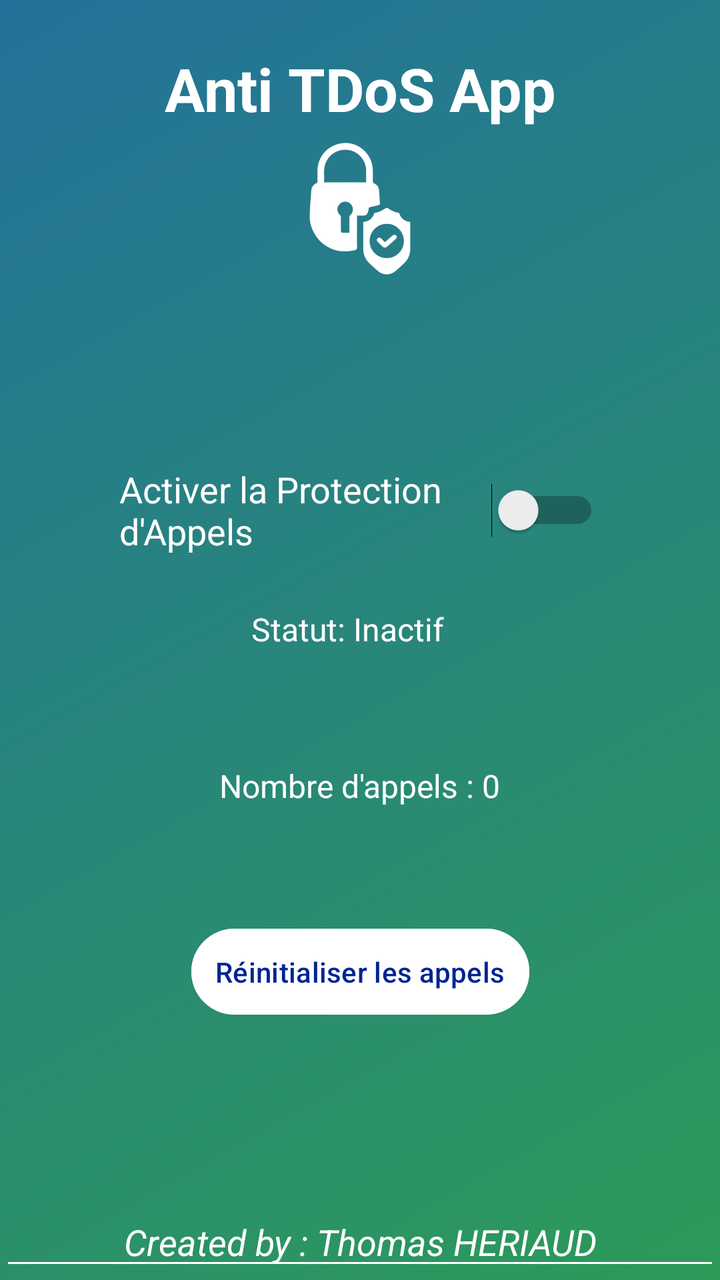
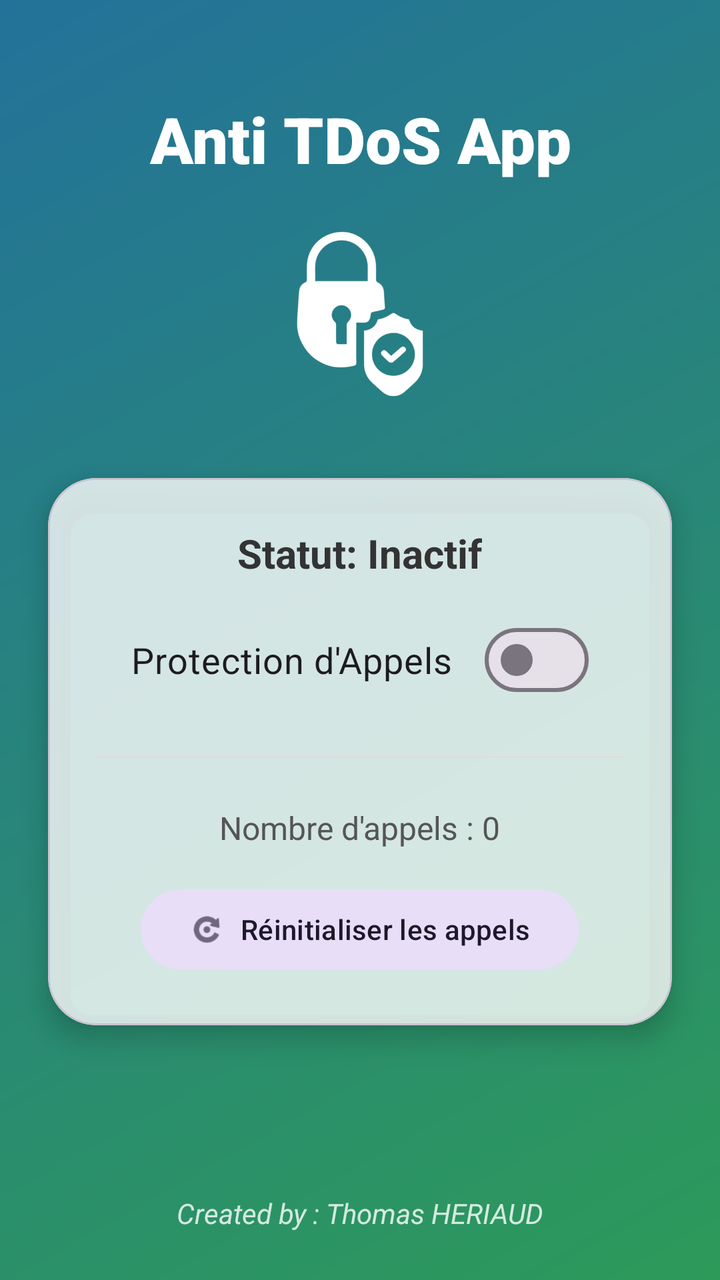

Compare the two renders of this Android layout. The source of the first and the diff that turns it into the second are given below.
<!-- AndroidManifest.xml: application theme Theme.AntiTDoS -->
<!-- res/layout/activity_main.xml -->
<?xml version="1.0" encoding="utf-8"?>
<androidx.constraintlayout.widget.ConstraintLayout xmlns:android="http://schemas.android.com/apk/res/android"
    xmlns:app="http://schemas.android.com/apk/res-auto"
    xmlns:tools="http://schemas.android.com/tools"
    android:id="@+id/main"
    android:layout_width="match_parent"
    android:layout_height="match_parent"
    android:background="@drawable/main_background"
    tools:context=".MainActivity">

    
    <TextView
        android:id="@+id/textView"
        android:layout_width="wrap_content"
        android:layout_height="wrap_content"
        android:layout_marginTop="24dp"
        android:text="Anti TDoS App"
        android:textAlignment="center"
        android:textColor="@android:color/white"
        android:textSize="30sp"
        android:textStyle="bold"
        app:layout_constraintEnd_toEndOf="parent"
        app:layout_constraintStart_toStartOf="parent"
        app:layout_constraintTop_toTopOf="parent"
        tools:ignore="HardcodedText" />

    
    <ImageView
        android:id="@+id/security_icon"
        android:layout_width="80dp"
        android:layout_height="80dp"
        android:src="@drawable/ic_security"
        android:tint="@android:color/white"
        app:layout_constraintEnd_toEndOf="parent"
        app:layout_constraintStart_toStartOf="parent"
        app:layout_constraintTop_toBottomOf="@+id/textView"
        tools:ignore="ContentDescription,UseAppTint" />

    

    

    <Switch
        android:id="@+id/block_switch"
        android:layout_width="256dp"
        android:layout_height="65dp"
        android:padding="8dp"
        android:text="Activer la Protection d'Appels"
        android:textColor="@android:color/white"
        android:textSize="18sp"
        app:layout_constraintBottom_toTopOf="@+id/settings_button"
        app:layout_constraintEnd_toEndOf="parent"
        app:layout_constraintHorizontal_bias="0.496"
        app:layout_constraintStart_toStartOf="parent"
        app:layout_constraintTop_toBottomOf="@+id/security_icon"
        app:layout_constraintVertical_bias="0.312"
        tools:ignore="HardcodedText,UseSwitchCompatOrMaterialXml,TextContrastCheck" />

    


    <TextView
        android:id="@+id/protection_status"
        android:layout_width="wrap_content"
        android:layout_height="wrap_content"
        android:layout_marginTop="8dp"
        android:text="Statut: Inactif"
        android:textColor="#FFFFFF"
        android:textSize="16sp"
        app:layout_constraintBottom_toTopOf="@+id/settings_button"
        app:layout_constraintEnd_toEndOf="parent"
        app:layout_constraintHorizontal_bias="0.476"
        app:layout_constraintStart_toStartOf="parent"
        app:layout_constraintTop_toBottomOf="@id/block_switch"
        app:layout_constraintVertical_bias="0.056"
        tools:ignore="HardcodedText,TextContrastCheck" />


    
    <Button
        android:id="@+id/settings_button"
        android:layout_width="wrap_content"
        android:layout_height="wrap_content"
        android:backgroundTint="#FFFFFF"
        android:padding="12dp"
        android:text="Réinitialiser les appels"
        android:textColor="@color/darkMain"
        app:layout_constraintBottom_toBottomOf="parent"
        app:layout_constraintEnd_toEndOf="parent"
        app:layout_constraintStart_toStartOf="parent"
        app:layout_constraintTop_toTopOf="@+id/textView"
        app:layout_constraintVertical_bias="0.772"
        tools:ignore="HardcodedText" />

    <TextView
        android:id="@+id/call_count_text"
        android:layout_width="wrap_content"
        android:layout_height="wrap_content"
        android:text="Nombre d'appels : 0"
        android:textColor="@android:color/white"
        android:textSize="16sp"
        app:layout_constraintBottom_toTopOf="@+id/settings_button"
        app:layout_constraintEnd_toEndOf="parent"
        app:layout_constraintStart_toStartOf="parent"
        app:layout_constraintTop_toBottomOf="@+id/protection_status"
        tools:ignore="HardcodedText,TextContrastCheck" />


    <com.google.android.material.textfield.TextInputEditText
        android:id="@+id/Credits"
        android:enabled="false"
        android:layout_width="match_parent"
        android:layout_height="wrap_content"
        android:text="Created by : Thomas HERIAUD"
        android:textAlignment="center"
        android:textStyle="italic"
        android:textColor="@color/white"
        android:hint="Underline color change"
        app:backgroundTint="@color/white"
        app:layout_constraintBottom_toBottomOf="parent"
        tools:ignore="HardcodedText,TextContrastCheck,VisualLintTextFieldSize"
        tools:layout_editor_absoluteX="-3dp" />



</androidx.constraintlayout.widget.ConstraintLayout>
<!-- resources referenced by this layout -->
<resources>
  <color name="darkMain">#002592</color>
  <color name="white">#FFFFFFFF</color>
  <!-- drawable ic_security: png bitmap (drawable, 16400 bytes) -->
  <!-- drawable main_background (drawable) -->
  <?xml version="1.0" encoding="utf-8"?>
  <shape xmlns:android="http://schemas.android.com/apk/res/android"
      android:shape="rectangle">
      <gradient
          android:startColor="#ff2d9a59"
          android:endColor="#ff23729a"
          android:angle="135" />
  </shape>
  <style name="Theme.AntiTDoS" parent="Base.Theme.AntiTDoS" />
  <style name="Base.Theme.AntiTDoS" parent="Theme.Material3.DayNight.NoActionBar">
          
          
      </style>
</resources>

<!-- the commit's change to res/layout/activity_main.xml (unified diff, before → after) -->
@@ -13,22 +13,22 @@
         android:id="@+id/textView"
         android:layout_width="wrap_content"
         android:layout_height="wrap_content"
-        android:layout_marginTop="24dp"
+        android:layout_marginTop="48dp"
         android:text="Anti TDoS App"
         android:textAlignment="center"
         android:textColor="@android:color/white"
-        android:textSize="30sp"
-        android:textStyle="bold"
+        android:textSize="32sp"
+        android:fontFamily="sans-serif-black"
         app:layout_constraintEnd_toEndOf="parent"
         app:layout_constraintStart_toStartOf="parent"
         app:layout_constraintTop_toTopOf="parent"
         tools:ignore="HardcodedText" />
 
-    
     <ImageView
         android:id="@+id/security_icon"
-        android:layout_width="80dp"
-        android:layout_height="80dp"
+        android:layout_width="100dp"
+        android:layout_height="100dp"
+        android:layout_marginTop="16dp"
         android:src="@drawable/ic_security"
         android:tint="@android:color/white"
         app:layout_constraintEnd_toEndOf="parent"
@@ -37,90 +37,87 @@
         tools:ignore="ContentDescription,UseAppTint" />
 
     
+    <com.google.android.material.card.MaterialCardView
+        android:id="@+id/control_card"
+        android:layout_width="match_parent"
+        android:layout_height="wrap_content"
+        android:layout_marginHorizontal="24dp"
+        android:layout_marginTop="32dp"
+        app:cardCornerRadius="24dp"
+        app:cardElevation="8dp"
+        app:cardBackgroundColor="#CCFFFFFF"
+        app:layout_constraintTop_toBottomOf="@id/security_icon"
+        app:layout_constraintStart_toStartOf="parent"
+        app:layout_constraintEnd_toEndOf="parent">
+
+        <LinearLayout
+            android:layout_width="match_parent"
+            android:layout_height="wrap_content"
+            android:orientation="vertical"
+            android:padding="24dp"
+            android:gravity="center_horizontal">
+
+            <TextView
+                android:id="@+id/protection_status"
+                android:layout_width="wrap_content"
+                android:layout_height="wrap_content"
+                android:text="Statut: Inactif"
+                android:textColor="#333333"
+                android:textSize="20sp"
+                android:textStyle="bold"
+                tools:ignore="HardcodedText" />
+
+            <com.google.android.material.materialswitch.MaterialSwitch
+                android:id="@+id/block_switch"
+                android:layout_width="wrap_content"
+                android:layout_height="wrap_content"
+                android:layout_marginTop="16dp"
+                android:text="Protection d'Appels"
+                android:textSize="18sp"
+                app:switchPadding="16dp"
+                tools:ignore="HardcodedText" />
+
+            <View
+                android:layout_width="match_parent"
+                android:layout_height="1dp"
+                android:layout_marginVertical="24dp"
+                android:background="#DDDDDD" />
+
+            <TextView
+                android:id="@+id/call_count_text"
+                android:layout_width="wrap_content"
+                android:layout_height="wrap_content"
+                android:text="Nombre d'appels : 0"
+                android:textColor="#555555"
+                android:textSize="16sp"
+                tools:ignore="HardcodedText" />
+
+            <com.google.android.material.button.MaterialButton
+                android:id="@+id/settings_button"
+                style="@style/Widget.Material3.Button.TonalButton"
+                android:layout_width="wrap_content"
+                android:layout_height="wrap_content"
+                android:layout_marginTop="16dp"
+                android:text="Réinitialiser les appels"
+                app:icon="@android:drawable/ic_menu_rotate"
+                tools:ignore="HardcodedText" />
+
+        </LinearLayout>
+    </com.google.android.material.card.MaterialCardView>
 
     
-
-    <Switch
-        android:id="@+id/block_switch"
-        android:layout_width="256dp"
-        android:layout_height="65dp"
-        android:padding="8dp"
-        android:text="Activer la Protection d'Appels"
-        android:textColor="@android:color/white"
-        android:textSize="18sp"
-        app:layout_constraintBottom_toTopOf="@+id/settings_button"
-        app:layout_constraintEnd_toEndOf="parent"
-        app:layout_constraintHorizontal_bias="0.496"
-        app:layout_constraintStart_toStartOf="parent"
-        app:layout_constraintTop_toBottomOf="@+id/security_icon"
-        app:layout_constraintVertical_bias="0.312"
-        tools:ignore="HardcodedText,UseSwitchCompatOrMaterialXml,TextContrastCheck" />
-
-    
-
-
     <TextView
-        android:id="@+id/protection_status"
-        android:layout_width="wrap_content"
+        android:id="@+id/Credits"
+        android:layout_width="match_parent"
         android:layout_height="wrap_content"
-        android:layout_marginTop="8dp"
-        android:text="Statut: Inactif"
-        android:textColor="#FFFFFF"
-        android:textSize="16sp"
-        app:layout_constraintBottom_toTopOf="@+id/settings_button"
-        app:layout_constraintEnd_toEndOf="parent"
-        app:layout_constraintHorizontal_bias="0.476"
-        app:layout_constraintStart_toStartOf="parent"
-        app:layout_constraintTop_toBottomOf="@id/block_switch"
-        app:layout_constraintVertical_bias="0.056"
-        tools:ignore="HardcodedText,TextContrastCheck" />
-
-
-    
-    <Button
-        android:id="@+id/settings_button"
-        android:layout_width="wrap_content"
-        android:layout_height="wrap_content"
-        android:backgroundTint="#FFFFFF"
-        android:padding="12dp"
-        android:text="Réinitialiser les appels"
-        android:textColor="@color/darkMain"
+        android:layout_marginBottom="24dp"
+        android:text="Created by : Thomas HERIAUD"
+        android:textAlignment="center"
+        android:textColor="@color/white"
+        android:textSize="14sp"
+        android:textStyle="italic"
+        android:alpha="0.8"
         app:layout_constraintBottom_toBottomOf="parent"
-        app:layout_constraintEnd_toEndOf="parent"
-        app:layout_constraintStart_toStartOf="parent"
-        app:layout_constraintTop_toTopOf="@+id/textView"
-        app:layout_constraintVertical_bias="0.772"
         tools:ignore="HardcodedText" />
 
-    <TextView
-        android:id="@+id/call_count_text"
-        android:layout_width="wrap_content"
-        android:layout_height="wrap_content"
-        android:text="Nombre d'appels : 0"
-        android:textColor="@android:color/white"
-        android:textSize="16sp"
-        app:layout_constraintBottom_toTopOf="@+id/settings_button"
-        app:layout_constraintEnd_toEndOf="parent"
-        app:layout_constraintStart_toStartOf="parent"
-        app:layout_constraintTop_toBottomOf="@+id/protection_status"
-        tools:ignore="HardcodedText,TextContrastCheck" />
-
-
-    <com.google.android.material.textfield.TextInputEditText
-        android:id="@+id/Credits"
-        android:enabled="false"
-        android:layout_width="match_parent"
-        android:layout_height="wrap_content"
-        android:text="Created by : Thomas HERIAUD"
-        android:textAlignment="center"
-        android:textStyle="italic"
-        android:textColor="@color/white"
-        android:hint="Underline color change"
-        app:backgroundTint="@color/white"
-        app:layout_constraintBottom_toBottomOf="parent"
-        tools:ignore="HardcodedText,TextContrastCheck,VisualLintTextFieldSize"
-        tools:layout_editor_absoluteX="-3dp" />
-
-
-
 </androidx.constraintlayout.widget.ConstraintLayout>
<!-- resource entries referenced after the edit -->
@@ -1,6 +1,5 @@
 <!-- resources referenced by this layout -->
 <resources>
-  <color name="darkMain">#002592</color>
   <color name="white">#FFFFFFFF</color>
   <!-- drawable ic_security: png bitmap (drawable, 16400 bytes) -->
   <!-- drawable main_background (drawable) -->
